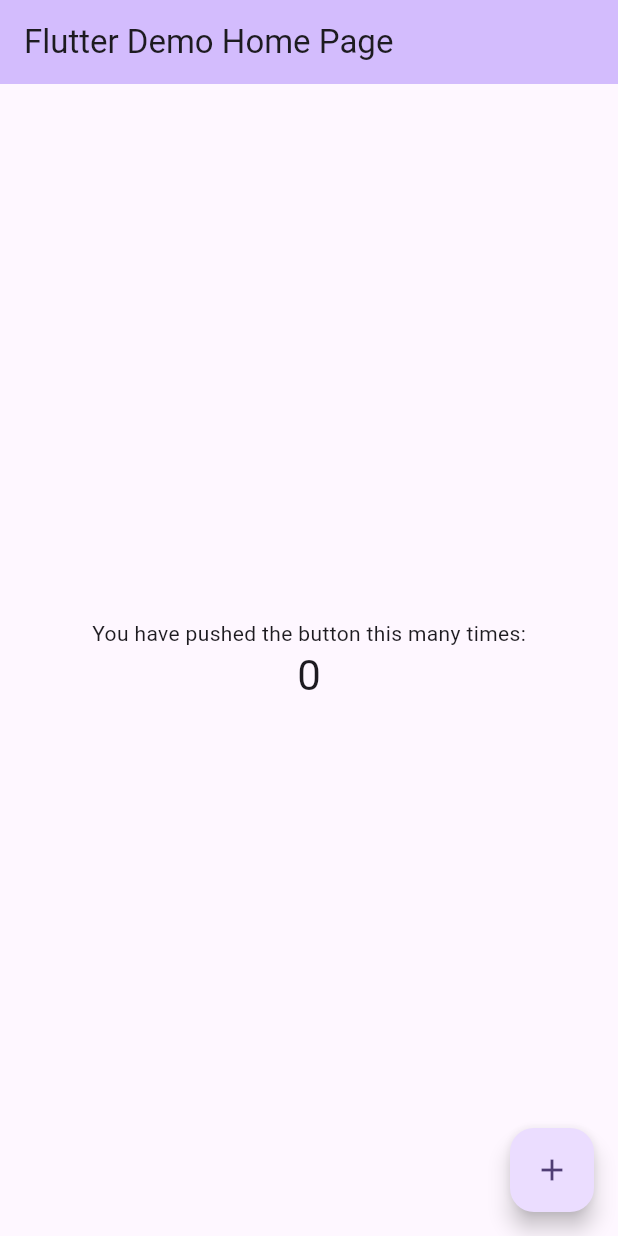
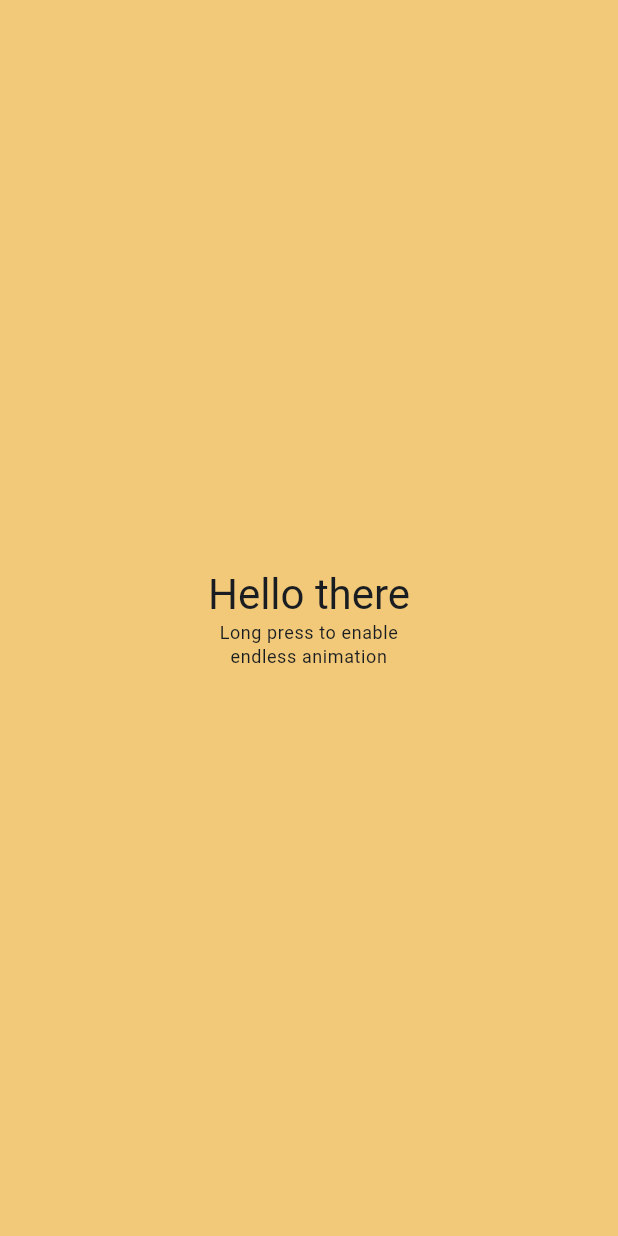
Before and after one commit to BohdanSamusko/golden_ratio_colors, a Flutter app: the screen it shows after launch, on a phone screen of 412 x 824 dp. Run offline on Flutter 3.47's test engine with Material 2 defaults, Android fonts, the phone set to English and light mode, and no system bars.

Commit message:
base impl

```diff
--- a/analysis_options.yaml
+++ b/analysis_options.yaml
@@ -1 +1,4 @@
 include: package:solid_lints/analysis_options.yaml
+linter:
+  rules:
+    sort_pub_dependencies: false
--- /dev/null
+++ b/lib/colors_app.dart
@@ -0,0 +1,23 @@
+import 'package:flutter/material.dart';
+import 'package:golden_ratio_colors/screens/home/home_screen.dart';
+
+///  This widget is the root of the application.
+class ColorsApp extends StatelessWidget {
+  /// Default constructor
+  const ColorsApp({super.key});
+
+  @override
+  Widget build(BuildContext context) {
+    return MaterialApp(
+      title: 'Flutter Random Colors',
+      theme: ThemeData(
+        colorScheme: ColorScheme.fromSeed(seedColor: Colors.blue),
+        useMaterial3: true,
+      ),
+      initialRoute: '/',
+      routes: {
+        '/': (context) => const HomeScreen(),
+      },
+    );
+  }
+}
--- a/lib/main.dart
+++ b/lib/main.dart
@@ -1,125 +1,6 @@
 import 'package:flutter/material.dart';
+import 'package:golden_ratio_colors/colors_app.dart';
 
 void main() {
-  runApp(const MyApp());
+  runApp(const ColorsApp());
 }
-
-class MyApp extends StatelessWidget {
-  const MyApp({super.key});
-
-  // This widget is the root of your application.
-  @override
-  Widget build(BuildContext context) {
-    return MaterialApp(
-      title: 'Flutter Demo',
-      theme: ThemeData(
-        // This is the theme of your application.
-        //
-        // TRY THIS: Try running your application with "flutter run". You'll see
-        // the application has a blue toolbar. Then, without quitting the app,
-        // try changing the seedColor in the colorScheme below to Colors.green
-        // and then invoke "hot reload" (save your changes or press the "hot
-        // reload" button in a Flutter-supported IDE, or press "r" if you used
-        // the command line to start the app).
-        //
-        // Notice that the counter didn't reset back to zero; the application
-        // state is not lost during the reload. To reset the state, use hot
-        // restart instead.
-        //
-        // This works for code too, not just values: Most code changes can be
-        // tested with just a hot reload.
-        colorScheme: ColorScheme.fromSeed(seedColor: Colors.deepPurple),
-        useMaterial3: true,
-      ),
-      home: const MyHomePage(title: 'Flutter Demo Home Page'),
-    );
-  }
-}
-
-class MyHomePage extends StatefulWidget {
-  const MyHomePage({super.key, required this.title});
-
-  // This widget is the home page of your application. It is stateful, meaning
-  // that it has a State object (defined below) that contains fields that affect
-  // how it looks.
-
-  // This class is the configuration for the state. It holds the values (in this
-  // case the title) provided by the parent (in this case the App widget) and
-  // used by the build method of the State. Fields in a Widget subclass are
-  // always marked "final".
-
-  final String title;
-
-  @override
-  State<MyHomePage> createState() => _MyHomePageState();
-}
-
-class _MyHomePageState extends State<MyHomePage> {
-  int _counter = 0;
-
-  void _incrementCounter() {
-    setState(() {
-      // This call to setState tells the Flutter framework that something has
-      // changed in this State, which causes it to rerun the build method below
-      // so that the display can reflect the updated values. If we changed
-      // _counter without calling setState(), then the build method would not be
-      // called again, and so nothing would appear to happen.
-      _counter++;
-    });
-  }
-
-  @override
-  Widget build(BuildContext context) {
-    // This method is rerun every time setState is called, for instance as done
-    // by the _incrementCounter method above.
-    //
-    // The Flutter framework has been optimized to make rerunning build methods
-    // fast, so that you can just rebuild anything that needs updating rather
-    // than having to individually change instances of widgets.
-    return Scaffold(
-      appBar: AppBar(
-        // TRY THIS: Try changing the color here to a specific color (to
-        // Colors.amber, perhaps?) and trigger a hot reload to see the AppBar
-        // change color while the other colors stay the same.
-        backgroundColor: Theme.of(context).colorScheme.inversePrimary,
-        // Here we take the value from the MyHomePage object that was created by
-        // the App.build method, and use it to set our appbar title.
-        title: Text(widget.title),
-      ),
-      body: Center(
-        // Center is a layout widget. It takes a single child and positions it
-        // in the middle of the parent.
-        child: Column(
-          // Column is also a layout widget. It takes a list of children and
-          // arranges them vertically. By default, it sizes itself to fit its
-          // children horizontally, and tries to be as tall as its parent.
-          //
-          // Column has various properties to control how it sizes itself and
-          // how it positions its children. Here we use mainAxisAlignment to
-          // center the children vertically; the main axis here is the vertical
-          // axis because Columns are vertical (the cross axis would be
-          // horizontal).
-          //
-          // TRY THIS: Invoke "debug painting" (choose the "Toggle Debug Paint"
-          // action in the IDE, or press "p" in the console), to see the
-          // wireframe for each widget.
-          mainAxisAlignment: MainAxisAlignment.center,
-          children: <Widget>[
-            const Text(
-              'You have pushed the button this many times:',
-            ),
-            Text(
-              '$_counter',
-              style: Theme.of(context).textTheme.headlineMedium,
-            ),
-          ],
-        ),
-      ),
-      floatingActionButton: FloatingActionButton(
-        onPressed: _incrementCounter,
-        tooltip: 'Increment',
-        child: const Icon(Icons.add),
-      ), // This trailing comma makes auto-formatting nicer for build methods.
-    );
-  }
-}
--- /dev/null
+++ b/lib/screens/home/home_screen.dart
@@ -0,0 +1,20 @@
+import 'package:flutter/material.dart';
+import 'package:golden_ratio_colors/widgets/random_color/decorations/impl/endless_golden_ration_colors_decoration.dart';
+import 'package:golden_ratio_colors/widgets/random_color/random_color_widget.dart';
+
+/// Default or default screen of the app
+class HomeScreen extends StatelessWidget {
+
+  /// Default constructor for [HomeScreen] initialization
+  const HomeScreen({super.key});
+
+  @override
+  Widget build(BuildContext context) {
+    return Scaffold(
+      body: RandomColorWidget(
+        titleText: 'Hello there',
+        randomColorsDecoration: EndlessGoldenRationColorsDecoration(),
+      ),
+    );
+  }
+}
--- /dev/null
+++ b/lib/widgets/random_color/decorations/impl/endless_golden_ration_colors_decoration.dart
@@ -0,0 +1,31 @@
+import 'dart:math' as math;
+import 'dart:ui';
+
+import 'package:golden_ratio_colors/widgets/random_color/decorations/random_colors_decoration.dart';
+import 'package:golden_ratio_colors/widgets/random_color/golden_ratio/golden_ratio_colors.dart';
+
+/// [EndlessGoldenRationColorsDecoration] enables to fetch random colors
+/// that are based on golden ration rule. Each color that
+/// [EndlessGoldenRationColorsDecoration] makes is absolutely unique and
+/// unrepeatable.
+class EndlessGoldenRationColorsDecoration
+    with GoldenRatioColors
+    implements RandomColorsDecoration {
+  int _index = 0;
+  final double _baseHue;
+
+  /// Instantiate [EndlessGoldenRationColorsDecoration].
+  ///
+  /// Also, [EndlessGoldenRationColorsDecoration._baseHue] is a starting
+  /// point of the algorithm and is generated in a random way.
+  EndlessGoldenRationColorsDecoration() : _baseHue = math.Random().nextDouble();
+
+  @override
+  Color fetchRandomColor() {
+    final color =
+        getGoldenRatioColor(baseHueCoefficient: _baseHue, index: _index);
+    _index++;
+
+    return color;
+  }
+}
--- /dev/null
+++ b/lib/widgets/random_color/decorations/random_colors_decoration.dart
@@ -0,0 +1,8 @@
+import 'package:flutter/material.dart';
+
+/// An abstraction that is used for obtaining random colors
+abstract interface class RandomColorsDecoration{
+
+  /// Returns random color based on provided arguments
+  Color fetchRandomColor();
+}
--- /dev/null
+++ b/lib/widgets/random_color/golden_ratio/golden_ratio_colors.dart
@@ -0,0 +1,36 @@
+import 'package:flutter/material.dart';
+
+/// Default saturation for generated colors that works fine with light theme
+const defaultColorsSaturation = 0.5;
+
+/// Value parameter that is used for creating [HSVColor].
+/// Also, it is called as brightness of color
+const defaultHsvColorValue = 0.95;
+
+/// Φ (Phi), the golden ratio constant
+const goldenRatioConst = 1.61803398875;
+
+/// Max value for color's hue, from 0.0 to 360.0 inclusively.
+/// Describes which color of the spectrum is represented.
+/// A value of 0.0 represents red, as does 360.0. Values in between go through
+/// all the hues representable in RGB.
+const colorHueMaxValue = 360;
+
+/// [GoldenRatioColors] mixin has a class for creating golden ration colors
+mixin GoldenRatioColors {
+
+  /// A method of [GoldenRatioColors] mixin that return golden ration color
+  /// that is based on provided arguments
+  Color getGoldenRatioColor({
+    required double baseHueCoefficient,
+    required int index,
+    double saturation = defaultColorsSaturation,
+    double brightness = defaultHsvColorValue,
+  }) {
+    final hueCoefficient =
+        (baseHueCoefficient + index * goldenRatioConst) % 1.0;
+    final finalHue = hueCoefficient * colorHueMaxValue;
+
+    return HSVColor.fromAHSV(1.0, finalHue, saturation, brightness).toColor();
+  }
+}
--- /dev/null
+++ b/lib/widgets/random_color/random_color_widget.dart
@@ -0,0 +1,120 @@
+import 'package:flutter/material.dart';
+
+import 'package:golden_ratio_colors/widgets/random_color/decorations/random_colors_decoration.dart';
+
+/// Default duration for animation that changes colors of background
+const Duration defaultColorSwitchingAnimationDuration =
+    Duration(milliseconds: 300);
+
+/// Determines a pause duration between color switching that enables the user
+/// to percept a color clearly.
+///
+/// It is used only in case when endless colors switching if enabled.
+const Duration pauseBetweenSwitchingColors = Duration(milliseconds: 200);
+
+/// Random color widget that uses random colors for its background
+class RandomColorWidget extends StatefulWidget {
+  /// Constructor for initializing [RandomColorWidget]
+  const RandomColorWidget({
+    required this.titleText,
+    required this.randomColorsDecoration,
+    this.animationDuration = defaultColorSwitchingAnimationDuration,
+    super.key,
+  });
+
+  /// Title that is displayed in the middle of the screen
+  final String titleText;
+
+  /// Duration of background colors changing animation
+  final Duration animationDuration;
+
+  /// Decoration for generating random colors
+  final RandomColorsDecoration randomColorsDecoration;
+
+  @override
+  State<RandomColorWidget> createState() => _RandomColorWidgetState();
+}
+
+class _RandomColorWidgetState extends State<RandomColorWidget>
+    with SingleTickerProviderStateMixin {
+  late AnimationController _animationController;
+  final ColorTween _backgroundColorTween = ColorTween();
+
+  //ignore: avoid-late-keyword
+  late Color _backgroundColor;
+  bool _isEndlessAnimationActive = false;
+
+  @override
+  void initState() {
+    super.initState();
+    _backgroundColor = widget.randomColorsDecoration.fetchRandomColor();
+    _animationController = AnimationController(
+      vsync: this,
+      duration: widget.animationDuration,
+    );
+    _animationController.addListener(() {
+      final updatedColor =
+          _backgroundColorTween.evaluate(_animationController) ??
+              _backgroundColor;
+      setState(() {
+        _backgroundColor = updatedColor;
+      });
+    });
+  }
+
+  @override
+  Widget build(BuildContext context) {
+    return Scaffold(
+      body: GestureDetector(
+        onLongPress: switchEndlessAnimation,
+        onTap: () {
+          _isEndlessAnimationActive = false;
+          changeBackgroundColor();
+        },
+        child: ColoredBox(
+          color: _backgroundColor,
+          child: Center(
+            child: Column(
+              mainAxisSize: MainAxisSize.min,
+              children: [
+                Text(
+                  widget.titleText,
+                  style: Theme.of(context).textTheme.headlineMedium,
+                ),
+                Text(
+                  'Long press to enable\nendless animation',
+                  textAlign: TextAlign.center,
+                  style: Theme.of(context).textTheme.bodySmall,
+                ),
+              ],
+            ),
+          ),
+        ),
+      ),
+    );
+  }
+
+  Future<void> changeBackgroundColor() async {
+    final newBackgroundColor = widget.randomColorsDecoration.fetchRandomColor();
+    _backgroundColorTween
+      ..begin = _backgroundColor
+      ..end = newBackgroundColor;
+    _animationController.reset();
+
+    return _animationController.forward();
+  }
+
+  Future<void> switchEndlessAnimation() async {
+    _isEndlessAnimationActive = true;
+    while (_isEndlessAnimationActive) {
+      await changeBackgroundColor();
+      await Future.delayed(pauseBetweenSwitchingColors);
+    }
+  }
+
+  @override
+  void dispose() {
+    super.dispose();
+    _animationController.dispose();
+  }
+}
--- a/pubspec.yaml
+++ b/pubspec.yaml
@@ -1,5 +1,5 @@
 name: golden_ratio_colors
-description: A new Flutter project.
+description: Flutter project for generating random colors.
 # The following line prevents the package from being accidentally published to
 # pub.dev using `flutter pub publish`. This is preferred for private packages.
 publish_to: 'none' # Remove this line if you wish to publish to pub.dev
@@ -34,7 +34,7 @@ dependencies:
 
   # The following adds the Cupertino Icons font to your application.
   # Use with the CupertinoIcons class for iOS style icons.
-  cupertino_icons: ^1.0.2
+  cupertino_icons: ^1.0.5
 
 dev_dependencies:
   flutter_test:
@@ -45,7 +45,7 @@ dev_dependencies:
   # activated in the `analysis_options.yaml` file located at the root of your
   # package. See that file for information about deactivating specific lint
   # rules and activating additional ones.
-  flutter_lints: ^2.0.0
+  flutter_lints: ^2.0.2
   solid_lints: ^0.0.19
 
 # For information on the generic Dart part of this file, see the
```
Also changed, not shown: 1 other file.
